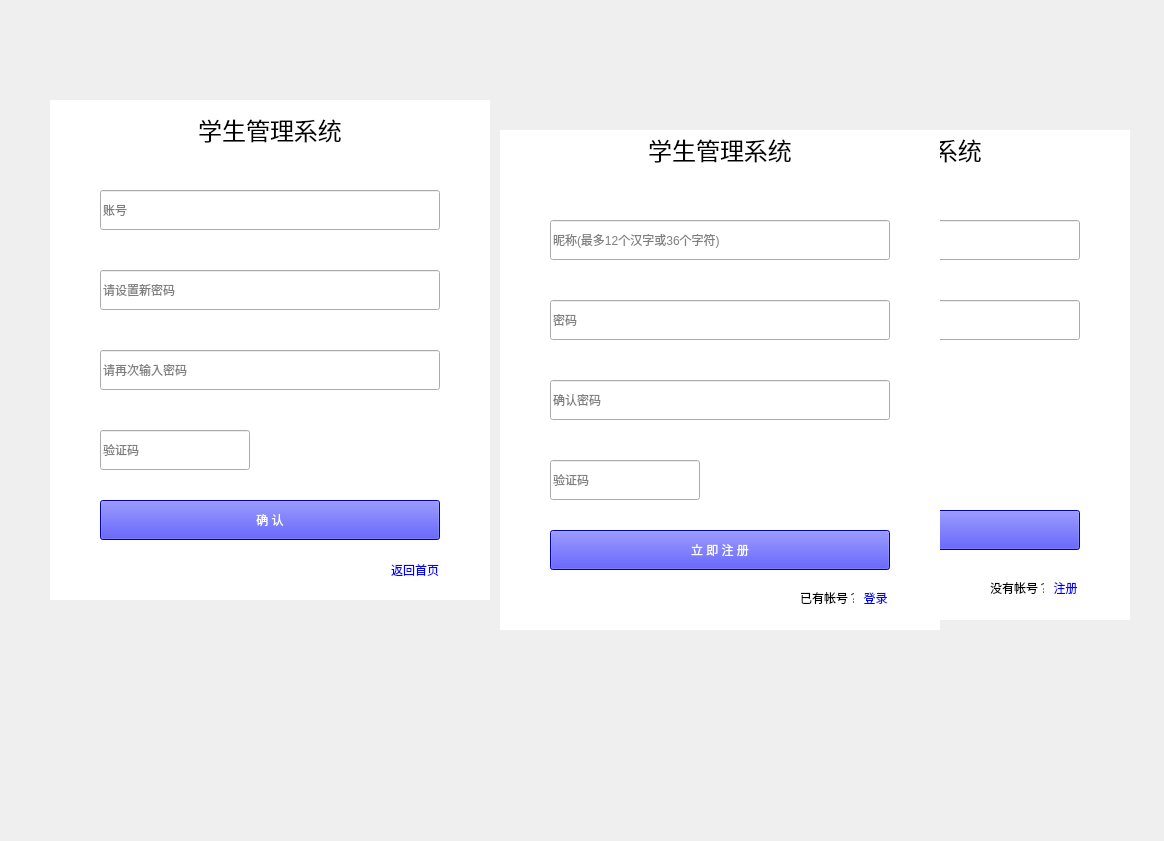
Before: the Qt Designer form Module/Login/LoginPage.ui in com567/NewRepo, drawn with Qt 5.
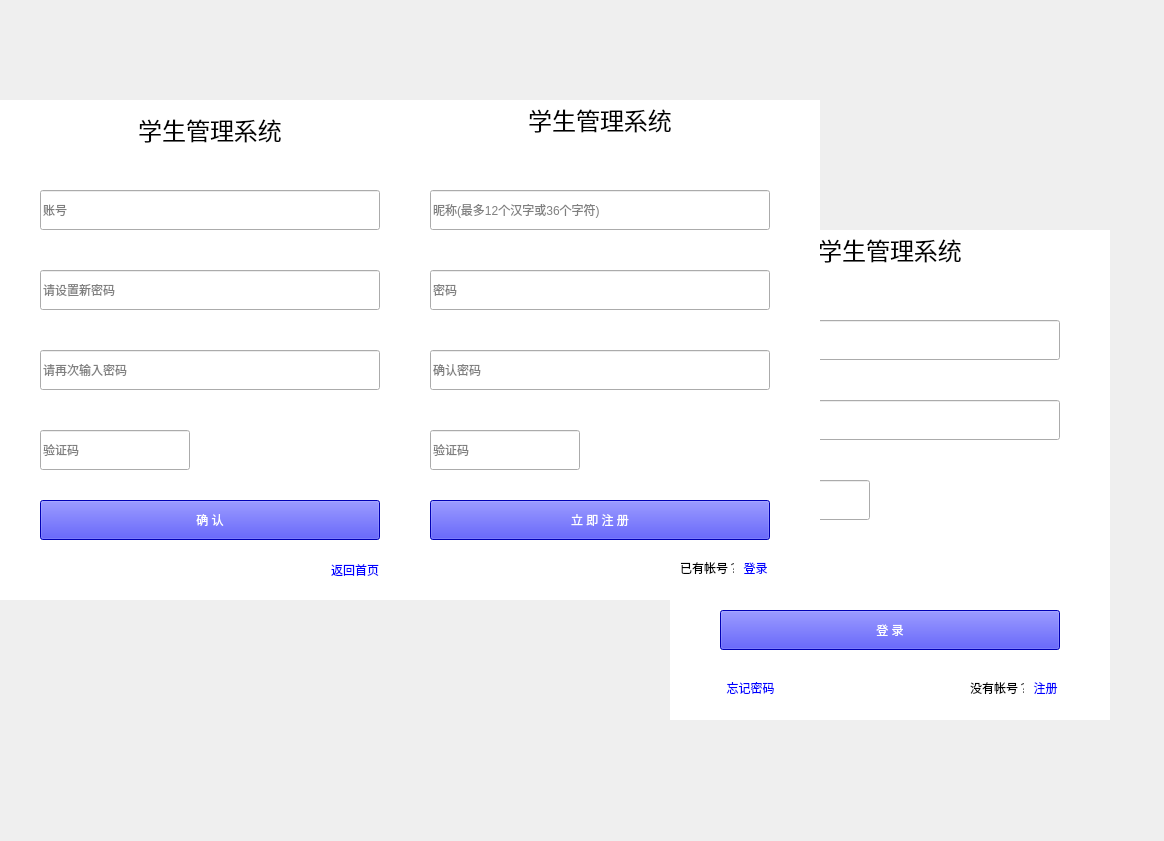
After: the same form once the commit is applied. Icons and pictures are not drawn. Custom widgets are drawn as their Qt base class.

```diff
--- a/Module/Login/LoginPage.ui
+++ b/Module/Login/LoginPage.ui
@@ -14,25 +14,18 @@
    <string>LoginPage</string>
   </property>
   <property name="styleSheet">
-   <string notr="true">#LoginWiget,#RegWiget,#ForgetPassword{
-	background-color: rgb(255, 255, 255);
+   <string notr="true">#LoginWiget, #RegWiget, #ForgetPassword {
+    background-color: rgb(255, 255, 255);
 }
 
-#LoginPageClass QLineEdit:hover{
-	
-
-}
-
-#LoginPageClass QLineEdit:focus{
-	
-	background-color: rgb(85, 255, 255);
-}
-</string>
+#LoginPageClass .QLineEdit:focus {
+    background-color: rgb(85, 255, 255);
+}</string>
   </property>
   <widget class="QWidget" name="ForgetPassword" native="true">
    <property name="geometry">
     <rect>
-     <x>50</x>
+     <x>-10</x>
      <y>100</y>
      <width>440</width>
      <height>500</height>
@@ -122,18 +115,16 @@
      </rect>
     </property>
     <property name="styleSheet">
-     <string notr="true">#affirm{
-font: 14pt &quot;Microsoft YaHei UI&quot;;
-	background-color: rgb(0, 0, 255);
-	color: rgb(255, 255, 255);
+     <string notr="true">#affirm {
+    font: 14pt &quot;Microsoft YaHei UI&quot;;
+    background-color: rgb(0, 0, 255);
+    color: rgb(255, 255, 255);
 }
-#LoginBtn1:checked,
-#LoginBtn1:pressed{
-    background-color: rgb(100,100,100);
+
+#affirm:hover {
+    background-color: rgb(170, 0, 255);
 }
-#affirm:hover{
-	background-color: rgb(170, 0, 255);
-}
+
 </string>
     </property>
     <property name="text">
@@ -188,8 +179,8 @@
   <widget class="QWidget" name="LoginWiget" native="true">
    <property name="geometry">
     <rect>
-     <x>690</x>
-     <y>130</y>
+     <x>670</x>
+     <y>230</y>
      <width>440</width>
      <height>490</height>
     </rect>
@@ -268,17 +259,14 @@
      </rect>
     </property>
     <property name="styleSheet">
-     <string notr="true">#LoginBtn1{
-font: 14pt &quot;Microsoft YaHei UI&quot;;
-	background-color: rgb(0, 0, 255);
-	color: rgb(255, 255, 255);
+     <string notr="true">
+#LoginBtn1:hover {
+    background-color: rgb(170, 0, 255);
 }
-#LoginBtn1:checked,
-#LoginBtn1:pressed{
-    background-color: rgb(100,100,100);
-}
-#LoginBtn1:hover{
-	background-color: rgb(170, 0, 255);
+#LoginBtn1 {
+    font: 14pt &quot;Microsoft YaHei UI&quot;;
+    background-color: rgb(0, 0, 255);
+    color: rgb(255, 255, 255);
 }</string>
     </property>
     <property name="text">
@@ -394,8 +382,8 @@
   <widget class="QWidget" name="RegWiget" native="true">
    <property name="geometry">
     <rect>
-     <x>500</x>
-     <y>130</y>
+     <x>380</x>
+     <y>100</y>
      <width>440</width>
      <height>500</height>
     </rect>
@@ -484,19 +472,14 @@
      </rect>
     </property>
     <property name="styleSheet">
-     <string notr="true">#RegBtn1{
-font: 14pt &quot;Microsoft YaHei UI&quot;;
-	background-color: rgb(0, 0, 255);
-	color: rgb(255, 255, 255);
+     <string notr="true">#RegBtn1 {
+    font: 14pt &quot;Microsoft YaHei UI&quot;;
+    background-color: rgb(0, 0, 255);
+    color: rgb(255, 255, 255);
 }
-#LoginBtn1:checked,
-#LoginBtn1:pressed{
-    background-color: rgb(100,100,100);
-}
-#RegBtn1:hover{
-	background-color: rgb(170, 0, 255);
-}
-</string>
+#RegBtn1:hover {
+    background-color: rgb(170, 0, 255);
+}</string>
     </property>
     <property name="text">
      <string>立 即 注 册</string>
```
Left out of the diff: 61 changed lines with no effect on the pictures.
